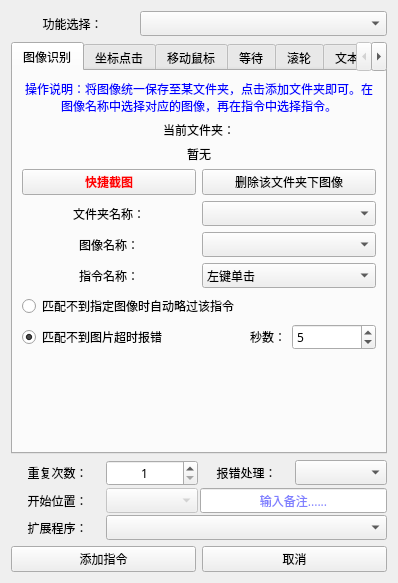
Above: 窗体/navigation.ui from FsterThanLight/automatic_clicker_2 before the change. Below: the same form after it.
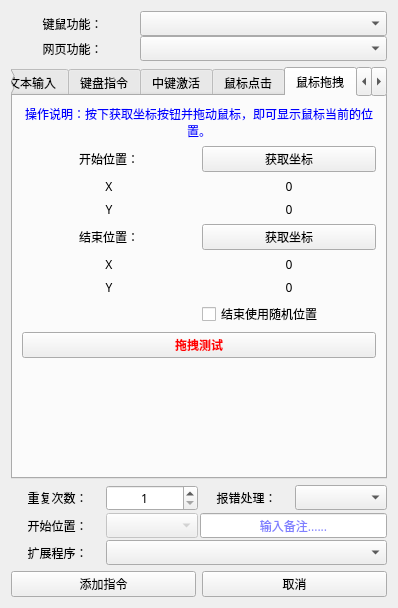
That is the form after the change. The open tabs and pages were chosen to show the change. Icons and pictures are not drawn.

Commit message: 2023年7月15日23:09:52 指令新增鼠标拖拽

Diff of the .ui file:
```diff
--- a/窗体/navigation.ui
+++ b/窗体/navigation.ui
@@ -36,13 +36,26 @@
      <item row="0" column="0">
       <widget class="QLabel" name="label_43">
        <property name="text">
-        <string>功能选择：</string>
+        <string>键鼠功能：</string>
        </property>
        <property name="alignment">
         <set>Qt::AlignCenter</set>
        </property>
       </widget>
      </item>
+     <item row="1" column="0">
+      <widget class="QLabel" name="label_68">
+       <property name="text">
+        <string>网页功能：</string>
+       </property>
+       <property name="alignment">
+        <set>Qt::AlignCenter</set>
+       </property>
+      </widget>
+     </item>
+     <item row="1" column="1" colspan="2">
+      <widget class="QComboBox" name="comboBox_25"/>
+     </item>
     </layout>
    </item>
    <item>
@@ -1542,6 +1555,328 @@
        </item>
       </layout>
      </widget>
+     <widget class="QWidget" name="tab_14">
+      <attribute name="title">
+       <string>鼠标拖拽</string>
+      </attribute>
+      <layout class="QVBoxLayout" name="verticalLayout_29">
+       <item>
+        <widget class="QLabel" name="label_67">
+         <property name="palette">
+          <palette>
+           <active>
+            <colorrole role="WindowText">
+             <brush brushstyle="SolidPattern">
+              <color alpha="255">
+               <red>0</red>
+               <green>0</green>
+               <blue>255</blue>
+              </color>
+             </brush>
+            </colorrole>
+            <colorrole role="Text">
+             <brush brushstyle="SolidPattern">
+              <color alpha="255">
+               <red>0</red>
+               <green>0</green>
+               <blue>255</blue>
+              </color>
+             </brush>
+            </colorrole>
+            <colorrole role="PlaceholderText">
+             <brush brushstyle="SolidPattern">
+              <color alpha="128">
+               <red>0</red>
+               <green>0</green>
+               <blue>255</blue>
+              </color>
+             </brush>
+            </colorrole>
+           </active>
+           <inactive>
+            <colorrole role="WindowText">
+             <brush brushstyle="SolidPattern">
+              <color alpha="255">
+               <red>0</red>
+               <green>0</green>
+               <blue>255</blue>
+              </color>
+             </brush>
+            </colorrole>
+            <colorrole role="Text">
+             <brush brushstyle="SolidPattern">
+              <color alpha="255">
+               <red>0</red>
+               <green>0</green>
+               <blue>255</blue>
+              </color>
+             </brush>
+            </colorrole>
+            <colorrole role="PlaceholderText">
+             <brush brushstyle="SolidPattern">
+              <color alpha="128">
+               <red>0</red>
+               <green>0</green>
+               <blue>255</blue>
+              </color>
+             </brush>
+            </colorrole>
+           </inactive>
+           <disabled>
+            <colorrole role="WindowText">
+             <brush brushstyle="SolidPattern">
+              <color alpha="255">
+               <red>120</red>
+               <green>120</green>
+               <blue>120</blue>
+              </color>
+             </brush>
+            </colorrole>
+            <colorrole role="Text">
+             <brush brushstyle="SolidPattern">
+              <color alpha="255">
+               <red>120</red>
+               <green>120</green>
+               <blue>120</blue>
+              </color>
+             </brush>
+            </colorrole>
+            <colorrole role="PlaceholderText">
+             <brush brushstyle="SolidPattern">
+              <color alpha="128">
+               <red>0</red>
+               <green>0</green>
+               <blue>0</blue>
+              </color>
+             </brush>
+            </colorrole>
+           </disabled>
+          </palette>
+         </property>
+         <property name="text">
+          <string>操作说明：按下获取坐标按钮并拖动鼠标，即可显示鼠标当前的位置。</string>
+         </property>
+         <property name="alignment">
+          <set>Qt::AlignCenter</set>
+         </property>
+         <property name="wordWrap">
+          <bool>true</bool>
+         </property>
+        </widget>
+       </item>
+       <item>
+        <layout class="QGridLayout" name="gridLayout_17">
+         <item row="0" column="0">
+          <widget class="QLabel" name="label_57">
+           <property name="text">
+            <string>开始位置：</string>
+           </property>
+           <property name="alignment">
+            <set>Qt::AlignCenter</set>
+           </property>
+          </widget>
+         </item>
+         <item row="0" column="1">
+          <widget class="QPushButton" name="pushButton_12">
+           <property name="text">
+            <string>获取坐标</string>
+           </property>
+          </widget>
+         </item>
+         <item row="1" column="0">
+          <widget class="QLabel" name="label_58">
+           <property name="text">
+            <string>X</string>
+           </property>
+           <property name="alignment">
+            <set>Qt::AlignCenter</set>
+           </property>
+          </widget>
+         </item>
+         <item row="1" column="1">
+          <widget class="QLabel" name="label_59">
+           <property name="text">
+            <string>0</string>
+           </property>
+           <property name="alignment">
+            <set>Qt::AlignCenter</set>
+           </property>
+          </widget>
+         </item>
+         <item row="2" column="0">
+          <widget class="QLabel" name="label_60">
+           <property name="text">
+            <string>Y</string>
+           </property>
+           <property name="alignment">
+            <set>Qt::AlignCenter</set>
+           </property>
+          </widget>
+         </item>
+         <item row="2" column="1">
+          <widget class="QLabel" name="label_61">
+           <property name="text">
+            <string>0</string>
+           </property>
+           <property name="alignment">
+            <set>Qt::AlignCenter</set>
+           </property>
+          </widget>
+         </item>
+        </layout>
+       </item>
+       <item>
+        <layout class="QGridLayout" name="gridLayout_18">
+         <item row="0" column="1">
+          <widget class="QPushButton" name="pushButton_13">
+           <property name="text">
+            <string>获取坐标</string>
+           </property>
+          </widget>
+         </item>
+         <item row="0" column="0">
+          <widget class="QLabel" name="label_62">
+           <property name="text">
+            <string>结束位置：</string>
+           </property>
+           <property name="alignment">
+            <set>Qt::AlignCenter</set>
+           </property>
+          </widget>
+         </item>
+         <item row="2" column="1">
+          <widget class="QLabel" name="label_66">
+           <property name="text">
+            <string>0</string>
+           </property>
+           <property name="alignment">
+            <set>Qt::AlignCenter</set>
+           </property>
+          </widget>
+         </item>
+         <item row="1" column="0">
+          <widget class="QLabel" name="label_63">
+           <property name="text">
+            <string>X</string>
+           </property>
+           <property name="alignment">
+            <set>Qt::AlignCenter</set>
+           </property>
+          </widget>
+         </item>
+         <item row="2" column="0">
+          <widget class="QLabel" name="label_64">
+           <property name="text">
+            <string>Y</string>
+           </property>
+           <property name="alignment">
+            <set>Qt::AlignCenter</set>
+           </property>
+          </widget>
+         </item>
+         <item row="1" column="1">
+          <widget class="QLabel" name="label_65">
+           <property name="text">
+            <string>0</string>
+           </property>
+           <property name="alignment">
+            <set>Qt::AlignCenter</set>
+           </property>
+          </widget>
+         </item>
+         <item row="3" column="1">
+          <widget class="QCheckBox" name="checkBox_7">
+           <property name="acceptDrops">
+            <bool>false</bool>
+           </property>
+           <property name="layoutDirection">
+            <enum>Qt::LeftToRight</enum>
+           </property>
+           <property name="autoFillBackground">
+            <bool>false</bool>
+           </property>
+           <property name="text">
+            <string>结束使用随机位置</string>
+           </property>
+           <property name="autoRepeat">
+            <bool>false</bool>
+           </property>
+           <property name="autoExclusive">
+            <bool>false</bool>
+           </property>
+           <property name="tristate">
+            <bool>false</bool>
+           </property>
+          </widget>
+         </item>
+        </layout>
+       </item>
+       <item>
+        <widget class="QPushButton" name="pushButton_14">
+         <property name="palette">
+          <palette>
+           <active>
+            <colorrole role="ButtonText">
+             <brush brushstyle="SolidPattern">
+              <color alpha="255">
+               <red>255</red>
+               <green>0</green>
+               <blue>0</blue>
+              </color>
+             </brush>
+            </colorrole>
+           </active>
+           <inactive>
+            <colorrole role="ButtonText">
+             <brush brushstyle="SolidPattern">
+              <color alpha="255">
+               <red>255</red>
+               <green>0</green>
+               <blue>0</blue>
+              </color>
+             </brush>
+            </colorrole>
+           </inactive>
+           <disabled>
+            <colorrole role="ButtonText">
+             <brush brushstyle="SolidPattern">
+              <color alpha="255">
+               <red>120</red>
+               <green>120</green>
+               <blue>120</blue>
+              </color>
+             </brush>
+            </colorrole>
+           </disabled>
+          </palette>
+         </property>
+         <property name="font">
+          <font>
+           <family>微软雅黑</family>
+           <weight>75</weight>
+           <bold>true</bold>
+          </font>
+         </property>
+         <property name="text">
+          <string>拖拽测试</string>
+         </property>
+        </widget>
+       </item>
+       <item>
+        <spacer name="verticalSpacer_10">
+         <property name="orientation">
+          <enum>Qt::Vertical</enum>
+         </property>
+         <property name="sizeHint" stdset="0">
+          <size>
+           <width>20</width>
+           <height>40</height>
+          </size>
+         </property>
+        </spacer>
+       </item>
+      </layout>
+     </widget>
      <widget class="QWidget" name="tab_10">
       <attribute name="title">
        <string>信息录入</string>
@@ -2896,7 +3231,7 @@
      </widget>
      <widget class="QWidget" name="tab_13">
       <attribute name="title">
-       <string>网页等待</string>
+       <string>导出数据</string>
       </attribute>
      </widget>
     </widget>
```
Left out of the diff: 126 changed lines with no effect on the pictures. The commit also changes 4 other files.
